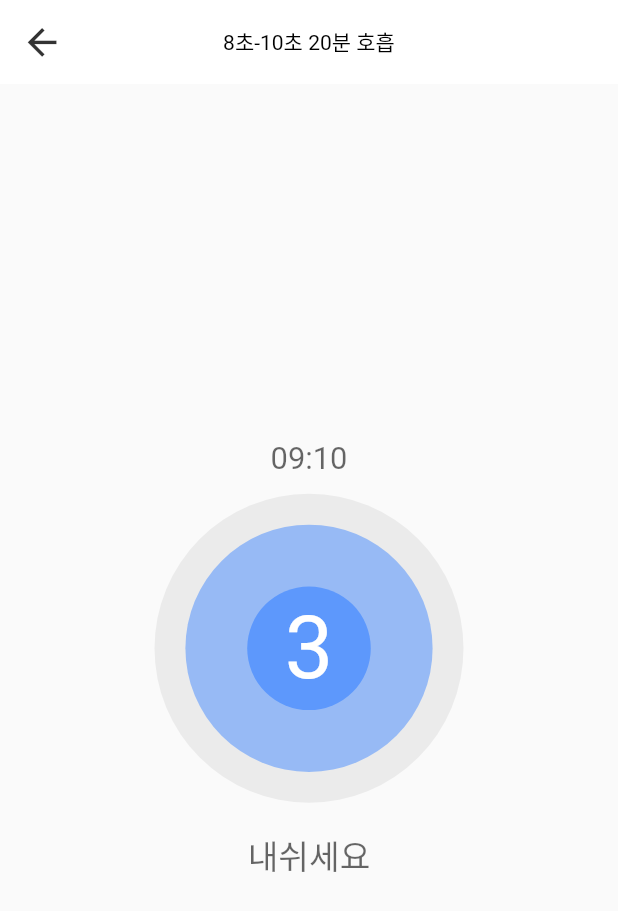
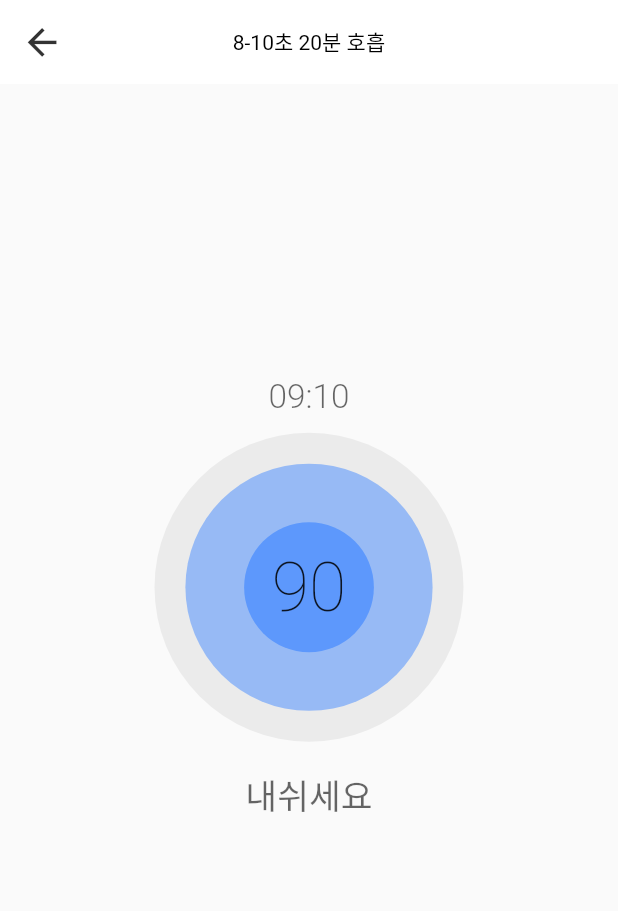
Before and after one commit to Kimdonghyeon7645/Contemplation, a Flutter app: the BreathRunPage screen opened by its route, on a phone screen of 412 x 824 dp. Shown: the top 911 px of the screen. Run offline on Flutter 3.47's test engine with Material 2 defaults, Android fonts, the phone set to English and light mode, and no system bars; our stand-ins replace get, material_design_icons_flutter; network calls fail.

Commit message:
code : edit style in screen_breath_run_page.dart

```diff
--- a/lib/screens/breath/screen_breath_run_page.dart
+++ b/lib/screens/breath/screen_breath_run_page.dart
@@ -6,13 +6,18 @@ class BreathRunPage extends StatelessWidget {
   Widget build(BuildContext context) {
     return Scaffold(
       appBar: AppBar(
-        title: Text("8초-10초 20분 호흡", style: Get.theme.appBarTheme.titleTextStyle),
+        title:
+            Text("8-10초 20분 호흡", style: Get.theme.appBarTheme.titleTextStyle),
       ),
       body: Column(
         mainAxisAlignment: MainAxisAlignment.center,
         children: [
           // SizedBox(height: Get.height * 0.1),
-          Text("09:10", style: TextStyle(color: Colors.black.withOpacity(0.6), fontSize: Get.height * 0.025)),
+          Text("09:10",
+              style: TextStyle(
+                  color: Colors.black.withOpacity(0.6),
+                  fontSize: Get.height * 0.027,
+                  fontWeight: FontWeight.w300)),
           SizedBox(height: Get.height * 0.014),
           SizedBox(
             width: Get.width,
@@ -29,8 +34,8 @@ class BreathRunPage extends StatelessWidget {
                   ),
                 ),
                 Container(
-                  height: Get.width * 0.2,
-                  width: Get.width * 0.2,
+                  height: Get.width * 0.21,
+                  width: Get.width * 0.21,
                   decoration: BoxDecoration(
                     shape: BoxShape.circle,
                     // color: Colors.redAccent.withOpacity(0.7),
@@ -46,15 +51,20 @@ class BreathRunPage extends StatelessWidget {
                     color: Colors.blueAccent.withOpacity(0.5),
                   ),
                 ),
-                Text("3", style: TextStyle(
-                    fontSize: Get.height * 0.07,
-                    color: Colors.white
-                )),
+                Text("90",
+                    style: TextStyle(
+                        fontSize: Get.height * 0.055,
+                        fontWeight: FontWeight.w200)),
               ],
             ),
           ),
           SizedBox(height: Get.height * 0.022),
-          Text("내쉬세요", style: TextStyle(color: Colors.black.withOpacity(0.6), fontSize: Get.height * 0.027)),
+          Text("내쉬세요",
+              style: TextStyle(
+                  color: Colors.black.withOpacity(0.6),
+                  fontSize: Get.height * 0.028,
+                  fontWeight: FontWeight.w300)),
+          SizedBox(height: Get.height * 0.1),
         ],
       ),
     );
```
